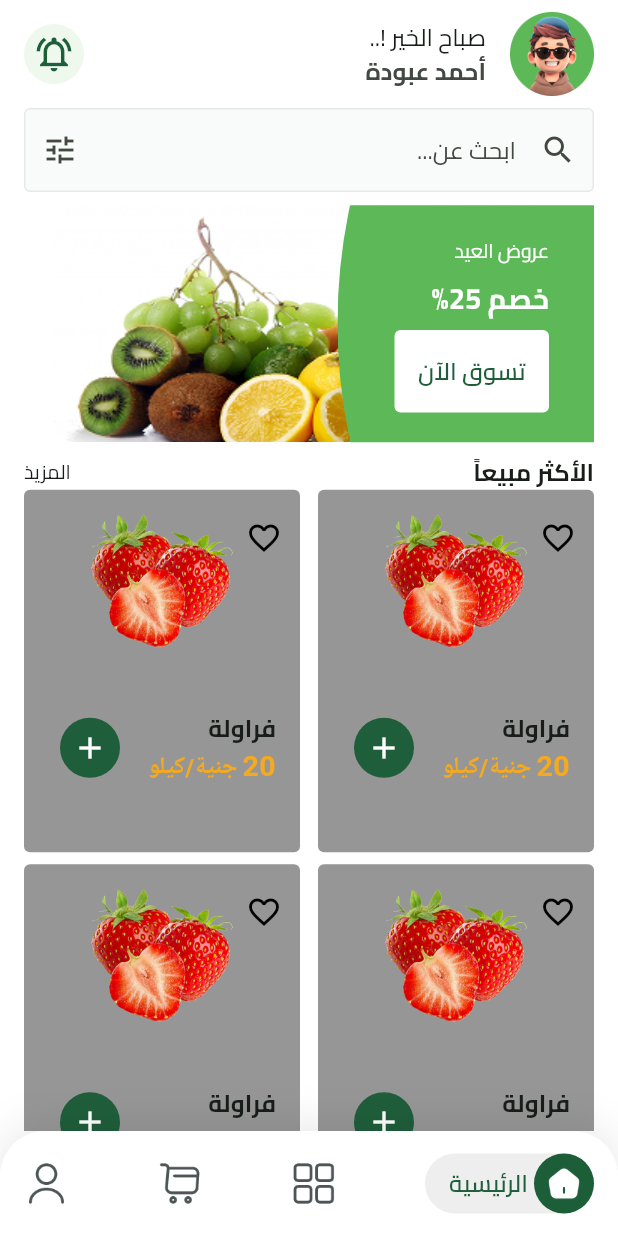
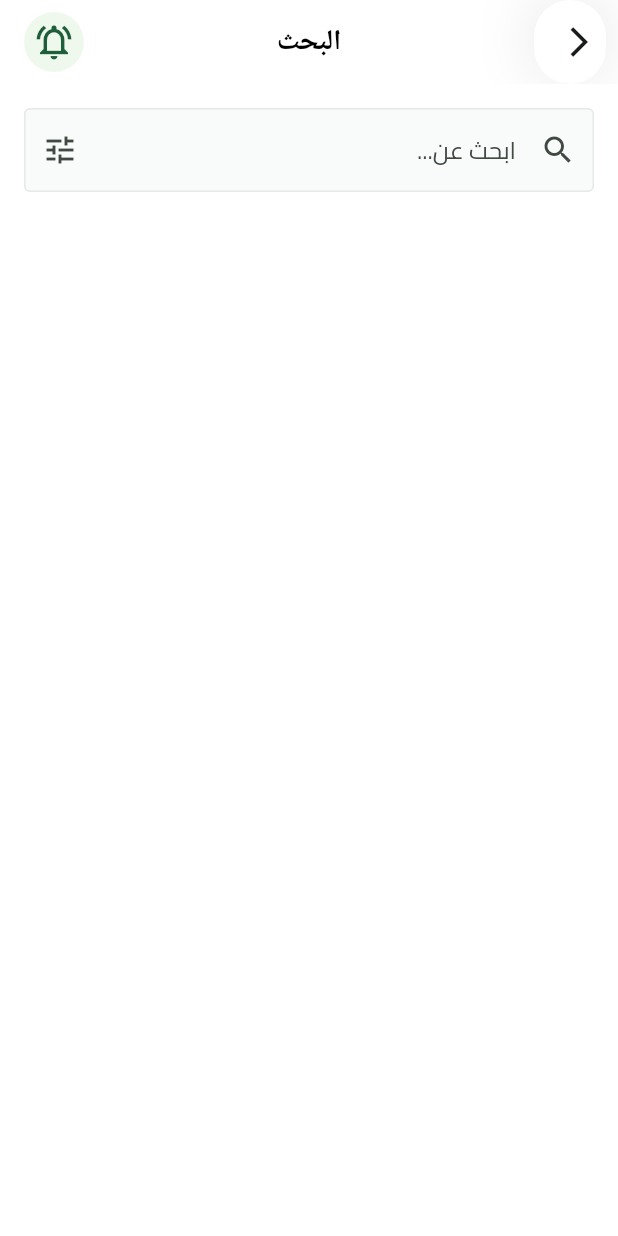
Before and after one commit to aboda97/souq_e_commerce, a Flutter app: the screen it shows after launch, on a phone screen of 412 x 824 dp. Run offline on Flutter 3.47's test engine with Material 3 defaults, Android fonts, the light colour scheme and no system bars; our stand-ins replace cloud_firestore, dartz, dio, dots_indicator, firebase_auth, firebase_core and 6 more; missing offline and left inert: flutter_facebook_auth; accounts and stored records are empty.

Commit message:
create best selling and search view

```diff
--- a/lib/core/helper_functions/on_generate_route_func.dart
+++ b/lib/core/helper_functions/on_generate_route_func.dart
@@ -1,8 +1,10 @@
 import 'package:flutter/material.dart';
 import 'package:souq_app/features/authentication_feature/presentation/views/login_view.dart';
 import 'package:souq_app/features/authentication_feature/presentation/views/register_view.dart';
+import 'package:souq_app/features/best_selling_feature/presentation/views/best_selling_view.dart';
 import 'package:souq_app/features/home_feature/presentation/views/home_view.dart';
 import 'package:souq_app/features/on_boarding_feature/presentation/views/on_boarding_view.dart';
+import 'package:souq_app/features/search_feature/presentation/views/search_view.dart';
 import 'package:souq_app/features/splash_feature/presentation/views/splash_view.dart';
 import 'package:souq_app/features/test_localization_feature/presentation/views/test.dart';
 
@@ -18,6 +20,10 @@ Route<dynamic> onGenerateRoute(RouteSettings settings) {
       return MaterialPageRoute(builder: (_) => const RegisterView());
     case HomeView.routeName:
       return MaterialPageRoute(builder: (_) => const HomeView());
+    case BestSellingView.routeName:
+      return MaterialPageRoute(builder: (_) => const BestSellingView());
+    case SearchView.routeName:
+      return MaterialPageRoute(builder: (_) => const SearchView());
     case TestView.routeName:
       return MaterialPageRoute(builder: (_) => const TestView());
 
--- /dev/null
+++ b/lib/features/search_feature/presentation/views/search_view.dart
@@ -0,0 +1,54 @@
+import 'package:flutter/material.dart';
+import 'package:souq_app/core/components/custom_app_bar.dart';
+import 'package:souq_app/core/utils/app_colors.dart';
+import 'package:souq_app/features/search_feature/presentation/widgets/search_view_body.dart';
+import 'package:souq_app/generated/l10n.dart';
+
+class SearchView extends StatelessWidget {
+  static const String routeName = 'SearchView';
+  const SearchView({super.key});
+
+  @override
+  Widget build(BuildContext context) {
+    return Scaffold(
+       appBar: customAppBar(
+        title: S.of(context).search,
+        actions: [
+          Padding(
+            padding: const EdgeInsets.only(left: 16),
+            child: CircleAvatar(
+              // radius: 36,
+              backgroundColor: AppColors.appBgColor,
+              child: Icon(
+                Icons.notifications_active_outlined,
+                color: AppColors.primaryColor,
+                size: 28,
+              ),
+            ),
+          ),
+        ],
+        leading: GestureDetector(
+          onTap: () {},
+          child: Container(
+            alignment: Alignment.center,
+            margin: EdgeInsets.only(right: 8),
+            decoration: BoxDecoration(
+              color: AppColors.whiteColor,
+              borderRadius: BorderRadius.circular(50),
+              boxShadow: [
+                BoxShadow(
+                  color: Color(0x19000000),
+                  blurRadius: 35,
+                  offset: Offset(0, -2),
+                  spreadRadius: 0,
+                ),
+              ],
+            ),
+            child: Icon(Icons.arrow_back_ios,),
+          ),
+        ),
+      ),
+      body: SearchViewBody(),
+    );
+  }
+}
--- /dev/null
+++ b/lib/features/search_feature/presentation/widgets/search_view_body.dart
@@ -0,0 +1,26 @@
+import 'package:flutter/material.dart';
+import 'package:souq_app/core/components/custom_text_form_field.dart';
+import 'package:souq_app/generated/l10n.dart';
+
+class SearchViewBody extends StatelessWidget {
+  const SearchViewBody({super.key});
+
+  @override
+  Widget build(BuildContext context) {
+    return Padding(
+      padding: const EdgeInsets.all(16.0),
+      child: CustomScrollView(
+        slivers: [
+          SliverToBoxAdapter(
+            child: CustomTextFormField(
+                prefixIcon: Icons.search_outlined,
+                onPressed: () {},
+                suffixIcon: Icons.tune_outlined,
+                hintText: S.of(context).searchForHome,
+              ),
+          )
+        ],
+      ),
+    );
+  }
+}
--- a/lib/l10n/intl_ar.arb
+++ b/lib/l10n/intl_ar.arb
@@ -59,5 +59,6 @@
     "Strawberry":"فراولة",
     "watermelon":"بطيخ",
     "banana":"موز",
-    "salary":"جنية/كيلو"
+    "salary":"جنية/كيلو",
+    "search":"البحث"
 }
--- a/lib/l10n/intl_en.arb
+++ b/lib/l10n/intl_en.arb
@@ -59,5 +59,6 @@
     "Strawberry":"Strawberry",
     "watermelon":"watermelon",
     "banana":"banana",
-    "salary":"LE/Kilo"
+    "salary":"LE/Kilo",
+    "search":"Search"
 }
--- a/lib/main.dart
+++ b/lib/main.dart
@@ -1,3 +1,5 @@
+import 'dart:math';
+
 import 'package:firebase_core/firebase_core.dart';
 import 'package:flutter/material.dart';
 import 'package:flutter_bloc/flutter_bloc.dart';
@@ -8,7 +10,9 @@ import 'package:souq_app/core/localization/language_cubit.dart';
 import 'package:souq_app/core/localization/language_state.dart';
 import 'package:souq_app/core/services/service_locator.dart';
 import 'package:souq_app/core/services/shared_preferences.dart';
+import 'package:souq_app/features/best_selling_feature/presentation/views/best_selling_view.dart';
 import 'package:souq_app/features/home_feature/presentation/views/home_view.dart';
+import 'package:souq_app/features/search_feature/presentation/views/search_view.dart';
 import 'package:souq_app/features/splash_feature/presentation/views/splash_view.dart';
 import 'package:souq_app/firebase_options.dart';
 import 'package:souq_app/generated/l10n.dart';
@@ -25,7 +29,10 @@ class SouqApp extends StatelessWidget {
   const SouqApp({super.key});
 
   @override
+
   Widget build(BuildContext context) {
+    log(MediaQuery.of(context).size.width);
+
     return BlocProvider(
       create: (context) => serviceLocator<LanguageCubit>()..loadSavedLanguage(),
       child: BlocBuilder<LanguageCubit, LanguageState>(
@@ -43,8 +50,10 @@ class SouqApp extends StatelessWidget {
             supportedLocales: S.delegate.supportedLocales,
             title: 'Souq App',
             onGenerateRoute: onGenerateRoute,
-           // initialRoute: SplashView.routeName,
-            initialRoute: HomeView.routeName,
+            // initialRoute: SplashView.routeName,
+           // initialRoute: HomeView.routeName,
+           // initialRoute: BestSellingView.routeName,
+            initialRoute: SearchView.routeName,
           );
         },
       ),
```
Also changed, not shown: lib/features/best_selling_feature/presentation/views/best_selling_view.dart (added, +54 -0 lines), lib/features/best_selling_feature/presentation/widgets/best_selling_view_body.dart (added, +46 -0 lines), lib/features/test_localization_feature/presentation/views/test_widgets.dart (added, +40 -0 lines), lib/generated/intl/messages_ar.dart, lib/generated/intl/messages_en.dart, lib/generated/l10n.dart.
